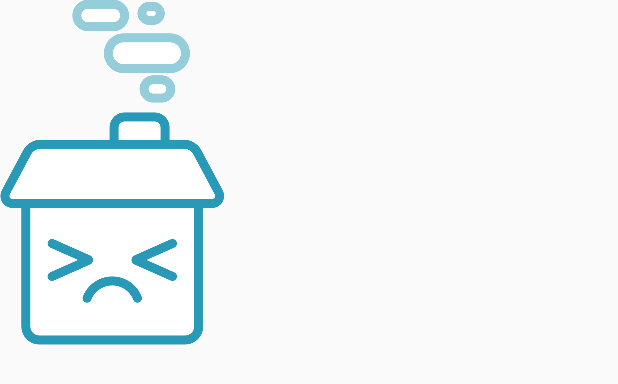
After one commit to SmasSive/bottombarmvp, an Android app: the layout item_list_main.xml on its own in the app's theme, with its tools: preview values and no code run, on a phone screen of 412 x 824 dp. The commit adds this screen. Shown: the top 384 px of the screen. Run offline under Robolectric (Android 15) with nearby library versions, the phone set to English and light mode, and no system bars.

Commit message:
Add a list of images to test recyclerview

```diff
--- a/app/src/main/AndroidManifest.xml
+++ b/app/src/main/AndroidManifest.xml
@@ -2,6 +2,8 @@
 <manifest xmlns:android="http://schemas.android.com/apk/res/android"
           package="com.smassive.bottombarmvp"
     >
+
+  <uses-permission android:name="android.permission.INTERNET"/>
 
   <application
       android:allowBackup="true"
--- /dev/null
+++ b/app/src/main/res/layout/item_list_main.xml
@@ -0,0 +1,14 @@
+<?xml version="1.0" encoding="utf-8"?>
+<android.support.constraint.ConstraintLayout xmlns:android="http://schemas.android.com/apk/res/android"
+                                             android:layout_width="wrap_content"
+                                             android:layout_height="wrap_content"
+    >
+
+  <ImageView
+      android:id="@+id/photo"
+      android:layout_width="match_parent"
+      android:layout_height="wrap_content"
+      android:src="@drawable/icon_home"
+      />
+
+</android.support.constraint.ConstraintLayout>
```
Also changed, not shown: app/build.gradle (+9 -6 lines), app/src/main/java/com/smassive/bottombarmvp/ImageAdapter.kt (added, +28 -0 lines), app/src/main/java/com/smassive/bottombarmvp/MainActivity.kt (+15 -0 lines), app/src/main/java/com/smassive/bottombarmvp/ViewExtensions.kt (added, +8 -0 lines), app/src/main/res/layout/activity_main.xml (+6 -5 lines).
